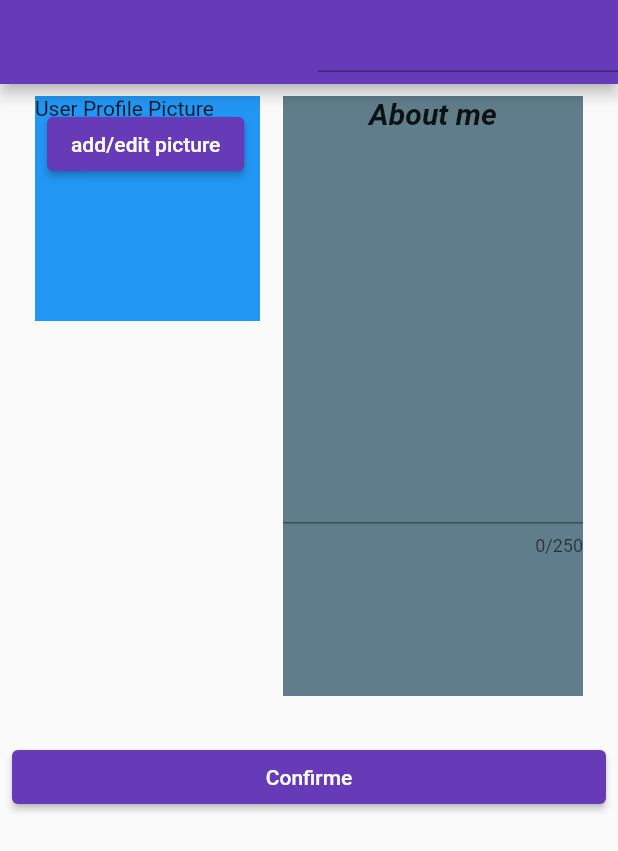
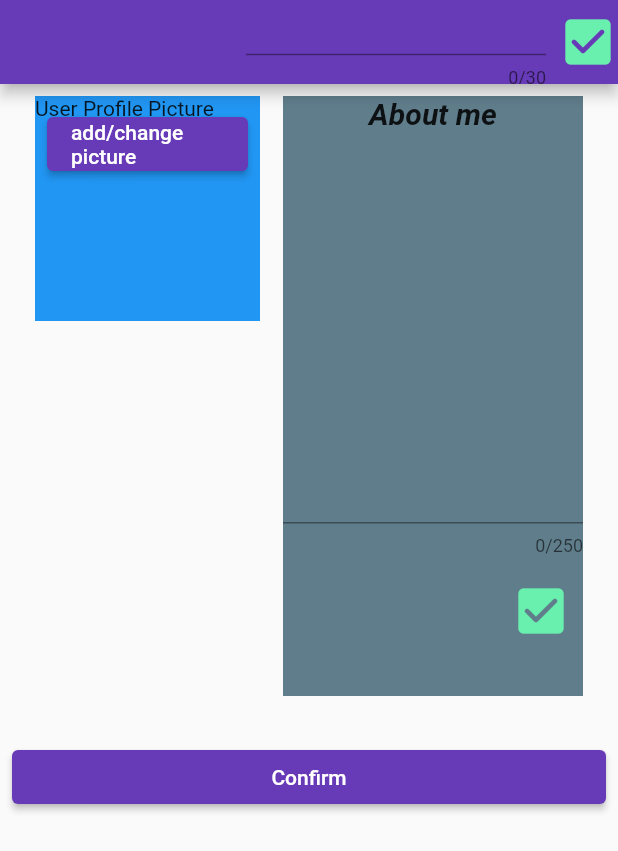
Before and after one commit to GawelSikora/my_portfolio, a Flutter app: the screen it shows after launch, on a phone screen of 412 x 824 dp. Shown: the top 851 px of the screen. Run offline on Flutter 3.47's test engine with Material 2 defaults, Android fonts, the phone set to English and light mode, and no system bars; our stand-ins replace hive_flutter; accounts and stored records are empty.

Commit message:
Use Hive package for saving in internal Memory

```diff
--- a/lib/main.dart
+++ b/lib/main.dart
@@ -1,9 +1,13 @@
 import 'package:flutter/material.dart';
 
-import 'pages/home page/home_page.dart';
+import 'package:hive_flutter/hive_flutter.dart';
+
 import 'pages/start edit page/start_edit_page.dart';
 
-void main() {
+void main() async {
+  await Hive.initFlutter();
+  await Hive.openBox('StringsBox');
+
   runApp(const MyApp());
 }
 
@@ -17,7 +21,7 @@ class MyApp extends StatelessWidget {
       theme: ThemeData(
         primarySwatch: Colors.deepPurple,
       ),
-      home: StartEditPage(),
+      home: const StartEditPage(),
     );
   }
 }
--- a/lib/pages/start edit page/start_edit_page.dart
+++ b/lib/pages/start edit page/start_edit_page.dart
@@ -1,4 +1,6 @@
 import 'package:flutter/material.dart';
+import 'package:hive_flutter/hive_flutter.dart';
+import 'package:my_portfolio/pages/home%20page/home_page.dart';
 
 class StartEditPage extends StatefulWidget {
   const StartEditPage({
@@ -10,11 +12,48 @@ class StartEditPage extends StatefulWidget {
 }
 
 class _StartEditPageState extends State<StartEditPage> {
+  final _box = Hive.box('StringsBox');
+
+  var controllerName = TextEditingController();
+  var controllerAboutMe = TextEditingController();
+  FocusNode focusNodeName = FocusNode();
+  FocusNode focusNodeAboutMe = FocusNode();
+
+  void saveName() {
+    final name = controllerName.text;
+
+    _box.put('name', name);
+  }
+
+  void saveAboutMe() {
+    final aboutMe = controllerAboutMe.text;
+
+    _box.put('aboutMe', aboutMe);
+  }
+
   @override
   Widget build(BuildContext context) {
     return Scaffold(
       appBar: AppBar(
-        actions: const [SizedBox(width: 200, child: TextField())],
+        actions: [
+          SizedBox(
+              width: 200,
+              child: TextField(
+                maxLength: 30,
+                controller: controllerName,
+                focusNode: focusNodeName,
+              )),
+          IconButton(
+              onPressed: () {
+                focusNodeName.unfocus();
+                saveName();
+              },
+              icon: const Icon(
+                Icons.check_box_rounded,
+                color: Colors.greenAccent,
+                size: 40,
+              )),
+        ],
       ),
       body: Padding(
         padding: const EdgeInsets.all(8.0),
@@ -35,7 +74,7 @@ class _StartEditPageState extends State<StartEditPage> {
                         padding: const EdgeInsets.all(8.0),
                         child: ElevatedButton(
                             onPressed: () {},
-                            child: const Text('add/edit picture')),
+                            child: const Text('add/change picture')),
                       )
                     ],
                   ),
@@ -46,28 +85,56 @@ class _StartEditPageState extends State<StartEditPage> {
                   height: 400,
                   child: Column(
                     mainAxisAlignment: MainAxisAlignment.start,
-                    children: const [
-                      Text(
+                    children: [
+                      const Text(
                         'About me',
                         style: TextStyle(
                             fontWeight: FontWeight.bold,
                             fontStyle: FontStyle.italic,
                             fontSize: 20),
                       ),
-                      SizedBox(
+                      const SizedBox(
                         height: 10,
                       ),
                       TextField(
                         maxLines: 12,
                         maxLength: 250,
+                        controller: controllerAboutMe,
+                        focusNode: focusNodeAboutMe,
                       ),
+                      Padding(
+                        padding: const EdgeInsets.all(8.0),
+                        child: Row(
+                          children: [
+                            const Expanded(child: SizedBox()),
+                            IconButton(
+                                onPressed: () {
+                                  focusNodeAboutMe.unfocus();
+                                  saveAboutMe();
+                                },
+                                icon: const Icon(
+                                  Icons.check_box_rounded,
+                                  color: Colors.greenAccent,
+                                  size: 40,
+                                )),
+                          ],
+                        ),
+                      )
                     ],
                   ),
                 ),
               ],
             ),
             const SizedBox(height: 30),
-            ElevatedButton(onPressed: () {}, child: const Text('Confirme'))
+            ElevatedButton(
+                onPressed: () {
+                  Navigator.push(
+                      context,
+                      MaterialPageRoute(
+                        builder: (context) => HomePage(),
+                      ));
+                },
+                child: const Text('Confirm')),
           ],
         ),
       ),
--- a/pubspec.yaml
+++ b/pubspec.yaml
@@ -36,6 +36,9 @@ dependencies:
   # The following adds the Cupertino Icons font to your application.
   # Use with the CupertinoIcons class for iOS style icons.
   cupertino_icons: ^1.0.2
+  hive: ^2.2.3
+  hive_flutter: ^1.1.0
+  path_provider: ^2.0.15
 
 dev_dependencies:
   flutter_test:
@@ -47,6 +50,8 @@ dev_dependencies:
   # package. See that file for information about deactivating specific lint
   # rules and activating additional ones.
   flutter_lints: ^2.0.0
+  hive_generator: ^2.0.0
+  build_runner: ^2.3.3
 
 # For information on the generic Dart part of this file, see the
 # following page: https://dart.dev/tools/pub/pubspec
```
Also changed, not shown: lib/pages/home page/home_page.dart (+9 -7 lines), pubspec.lock, 1 other file.
